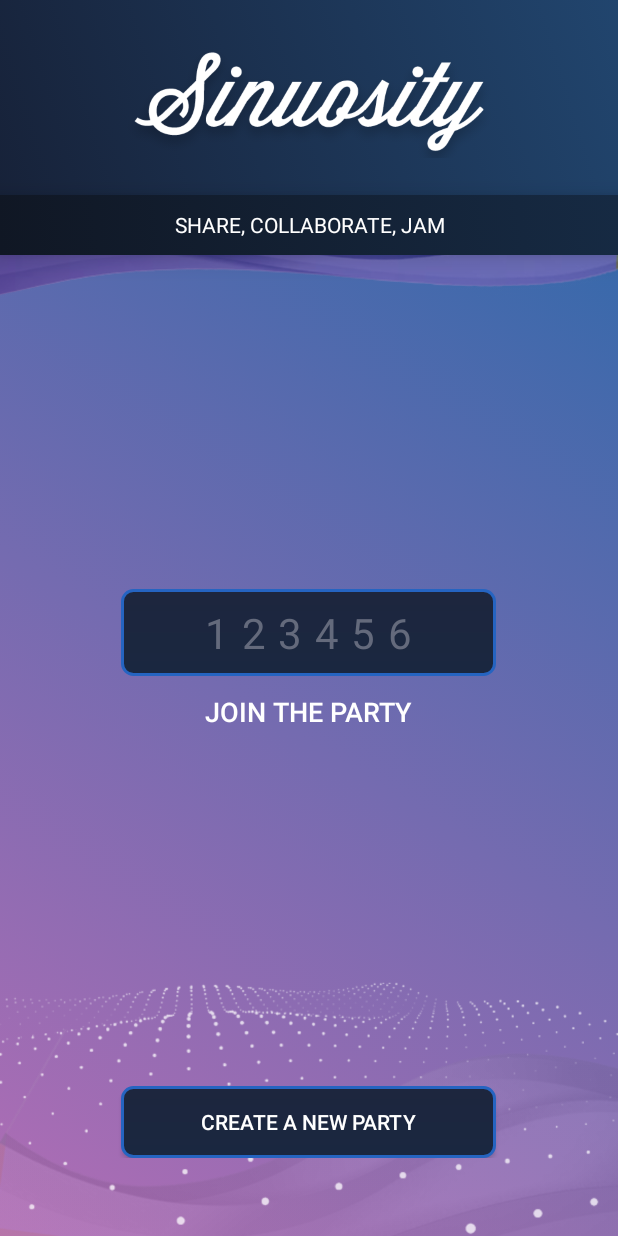
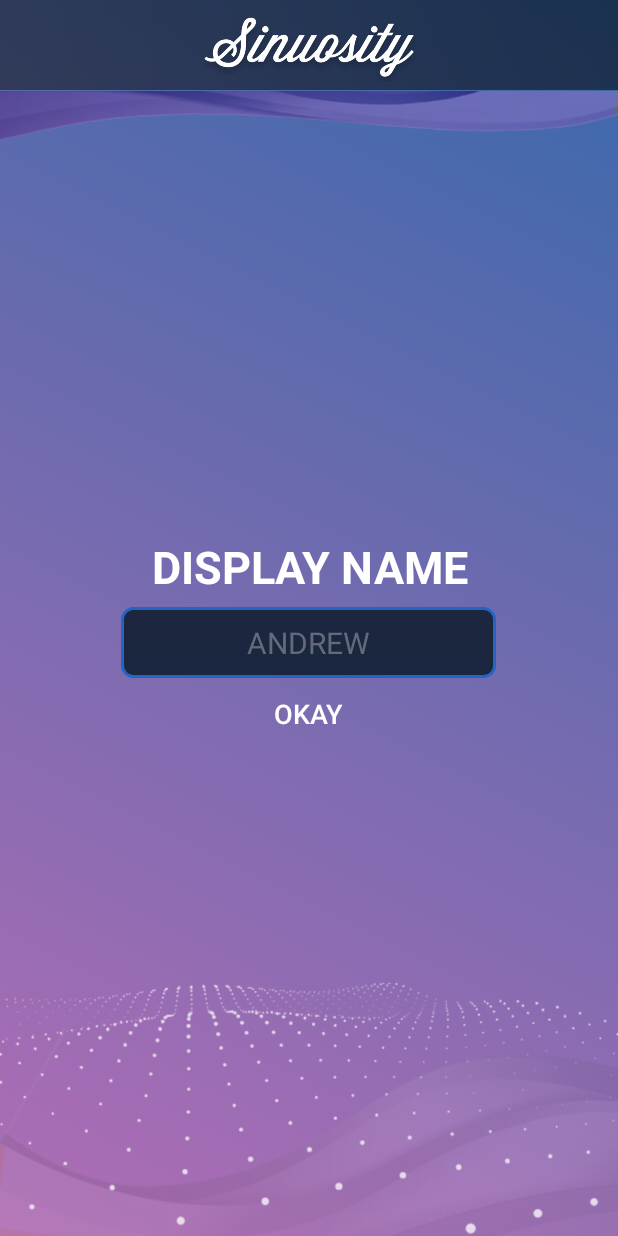
Before and after one commit to AlexAustin8/Sinuosity, an Android app: the screen it shows after launch (v_home before the commit, v_first_open after it), on a phone screen of 412 x 824 dp. Run offline under Robolectric (Android 15) with nearby library versions, the phone set to English and light mode, and no system bars.

Commit message:
First_open activity implementation

```diff
--- a/app/src/main/AndroidManifest.xml
+++ b/app/src/main/AndroidManifest.xml
@@ -33,7 +33,8 @@
             />
         <activity android:name=".v_lobby_noStream" />
         <activity android:name=".v_viewQueue"></activity>
-        <activity android:name=".v_first_open"></activity>
+        <activity android:name=".v_first_open"
+            android:theme="@style/Theme.AppCompat.NoActionBar"></activity>
 
     </application>
 
--- a/app/src/main/java/com/example/alex/tuneup/v_home.java
+++ b/app/src/main/java/com/example/alex/tuneup/v_home.java
@@ -4,6 +4,7 @@
 package com.example.alex.tuneup;
 
         import android.content.Intent;
+        import android.content.SharedPreferences;
         import android.os.Bundle;
         import android.app.Activity;
         import android.view.LayoutInflater;
@@ -43,7 +44,7 @@ public class v_home extends Activity {
         entry = findViewById(R.id.lobby_search);
 
 
-
+        checkUserID();
 
 
         create.setOnClickListener(new View.OnClickListener() {
@@ -82,4 +83,21 @@ public class v_home extends Activity {
     }
 
 
+    private boolean checkUserID() {
+
+        SharedPreferences settings = getApplicationContext().getSharedPreferences("settings", 0);
+//        settings.edit().remove("userID").commit();
+//        settings.edit().remove("displayName").commit();
+        String userID = settings.getString("userID", "");
+        String displayName = settings.getString("displayName", "");
+        if(userID.equals("")) {
+            Intent i = new Intent(getApplicationContext(), v_first_open.class);
+            startActivity(i);
+        }
+
+//        Toast.makeText(v_home.this, userID + " " + displayName, Toast.LENGTH_SHORT).show();
+
+        return false;
+    }
+
 }
--- a/app/src/main/res/layout/create_lobby_top.xml
+++ b/app/src/main/res/layout/create_lobby_top.xml
@@ -74,7 +74,7 @@
                 android:textColor="#ffffff"
                 android:textSize="20sp"
                 android:padding="10dp"
-                android:layout_marginTop="-20px"
+                android:layout_marginTop="-40px"
 
                 />
 
--- a/app/src/main/res/layout/first_open_top.xml
+++ b/app/src/main/res/layout/first_open_top.xml
@@ -18,18 +18,7 @@
         >
 
 
-        <ImageView
-            android:id="@+id/bBackCreate"
-            android:layout_width="35dp"
-            android:layout_height="35dp"
 
-            android:layout_weight="1"
-            android:src="@drawable/back"
-            android:layout_centerVertical="true"
-            android:layout_alignParentLeft="true"
-
-            android:layout_marginLeft="10dp"
-            android:alpha=".7"/>
 
 
         <ImageView
@@ -56,8 +45,20 @@
         android:focusableInTouchMode="true"
         >
 
+        <TextView
+            android:id="@+id/textView"
+            android:layout_width="match_parent"
+            android:layout_height="wrap_content"
+            android:layout_marginTop="-40px"
+            android:text="DISPLAY NAME"
+            android:textAlignment="center"
+
+            android:textColor="#ffffff"
+            android:textSize="30sp"
+            android:textStyle="bold" />
+
         <EditText
-            android:id="@+id/new_name_input"
+            android:id="@+id/new_display_name_input"
 
             android:layout_width="250dp"
             android:layout_height="wrap_content"
@@ -67,19 +68,19 @@
             android:ems="10"
             android:gravity="center"
             android:inputType="textPersonName"
-            android:hint="DISPLAY NAME"
+            android:hint="ANDREW"
             android:text=""
             android:textColorHint="#646a7c"
 
             android:textColor="#ffffff"
             android:textSize="20sp"
             android:padding="10dp"
-            android:layout_marginTop="-20px"
+            android:layout_marginTop="10px"
 
             />
 
         <Button
-            android:id="@+id/submit_create_button"
+            android:id="@+id/submit_name"
             style="@style/Widget.AppCompat.Button.Borderless"
             android:layout_width="250dp"
             android:layout_height="wrap_content"
```
Also changed, not shown: app/src/main/java/com/example/alex/tuneup/v_first_open.java (+17 -3 lines).
